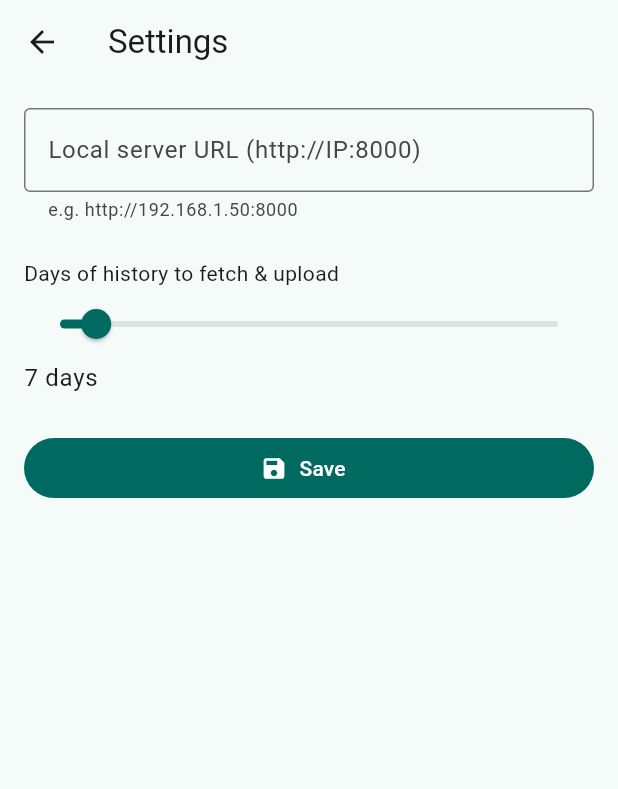
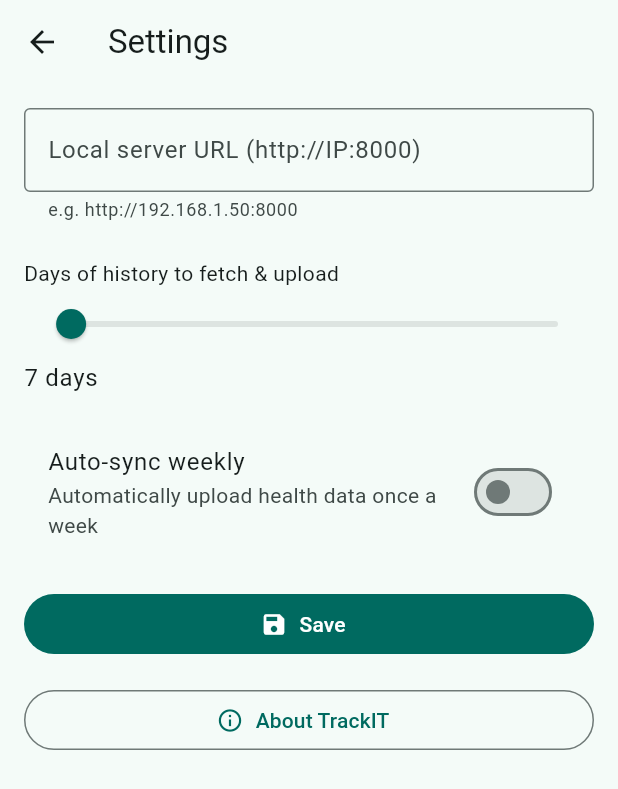
Before and after one commit to ikazreal21/TrackIT, a Flutter app: the screen it shows after launch, after a tap on "1. Grant access", after a tap on the "settings" icon, on a phone screen of 412 x 824 dp. Shown: the top 789 px of the screen. Run offline on Flutter 3.47's test engine with Material 3 defaults, Android fonts, the phone set to English and light mode, and no system bars; our stand-ins replace shared_preferences; missing offline and left inert: health, workmanager; statements that could not run were skipped.

Commit message:
feat: Enhance health data tracking and background sync functionality - Update minimum SDK version to 28 - Add necessary health permissions in AndroidManifest.xml - Change MainActivity to FlutterFragmentActivity for better integration - Initialize background sync service in main.dart - Implement health data authorization and status checks in home_screen.dart - Add auto-sync feature in settings_screen.dart with user feedback - Create BackgroundSyncService for scheduling data uploads - Update Dockerfile and docker-compose for server configuration - Add About screen with app information - Include health_connect_service and settings_service updates for new features

```diff
--- a/mobile/lib/main.dart
+++ b/mobile/lib/main.dart
@@ -1,8 +1,11 @@
 import 'package:flutter/material.dart';
 
 import 'screens/home_screen.dart';
+import 'services/background_sync_service.dart';
 
-void main() {
+void main() async {
+  WidgetsFlutterBinding.ensureInitialized();
+  await BackgroundSyncService.initialize();
   runApp(const TrackITApp());
 }
 
--- a/mobile/lib/screens/home_screen.dart
+++ b/mobile/lib/screens/home_screen.dart
@@ -32,23 +32,23 @@ class _HomeScreenState extends State<HomeScreen> {
   }
 
   Future<void> _checkSupport() async {
-    final supported = await _health.isSupported;
+    final (supported, status) = await _health.isSupported;
     setState(() {
       _status = supported
-          ? 'Health Connect supported. Grant permission to begin.'
-          : 'Health Connect is not available on this device.';
+          ? 'Health Connect supported ($status). Grant permission to begin.'
+          : 'Health Connect not available: $status';
     });
   }
 
   Future<void> _grant() async {
     setState(() => _loading = true);
-    final granted = await _health.requestAuthorization();
+    final (granted, message) = await _health.requestAuthorization();
     setState(() {
       _loading = false;
       _authorized = granted;
       _status = granted
           ? 'Access granted. Tap "Fetch stats".'
-          : 'Access denied or not supported.';
+          : 'Access denied or not supported: $message';
     });
   }
 
@@ -167,7 +167,7 @@ class _HomeScreenState extends State<HomeScreen> {
                       title: 'Distance (m)',
                       icon: Icons.map,
                       accent: Colors.blue,
-                      value: _summary('DISTANCE_WALKING_RUNNING'),
+                      value: _summary('DISTANCE_DELTA'),
                     ),
                     StatCard(
                       title: 'Calories (kcal)',
--- a/mobile/lib/screens/settings_screen.dart
+++ b/mobile/lib/screens/settings_screen.dart
@@ -1,6 +1,9 @@
 import 'package:flutter/material.dart';
 
+import '../services/background_sync_service.dart';
+import '../services/health_connect_service.dart';
 import '../services/settings_service.dart';
+import 'about_screen.dart';
 
 class SettingsScreen extends StatefulWidget {
   const SettingsScreen({super.key});
@@ -11,8 +14,11 @@ class SettingsScreen extends StatefulWidget {
 
 class _SettingsScreenState extends State<SettingsScreen> {
   final _settings = SettingsService();
+  final _health = HealthConnectService();
   late final TextEditingController _urlController;
   int _days = 7;
+  bool _autoSync = false;
+  bool _loading = false;
 
   @override
   void initState() {
@@ -24,10 +30,12 @@ class _SettingsScreenState extends State<SettingsScreen> {
   Future<void> _load() async {
     final url = await _settings.serverUrl;
     final days = await _settings.daysToFetch;
+    final autoSync = await _settings.autoSyncEnabled;
     if (mounted) {
       setState(() {
         _urlController.text = url ?? '';
         _days = days;
+        _autoSync = autoSync;
       });
     }
   }
@@ -38,12 +46,47 @@ class _SettingsScreenState extends State<SettingsScreen> {
     super.dispose();
   }
 
+  Future<void> _toggleAutoSync(bool enabled) async {
+    setState(() => _loading = true);
+
+    if (enabled) {
+      final (authorized, _) = await _health.requestAuthorization();
+      if (!authorized) {
+        if (mounted) {
+          ScaffoldMessenger.of(context).showSnackBar(
+            const SnackBar(content: Text('Health Connect permission required')),
+          );
+        }
+        setState(() => _loading = false);
+        return;
+      }
+      await BackgroundSyncService.scheduleWeekly();
+    } else {
+      await BackgroundSyncService.cancelAll();
+    }
+
+    await _settings.setAutoSyncEnabled(enabled);
+    if (mounted) {
+      setState(() {
+        _autoSync = enabled;
+        _loading = false;
+      });
+    }
+  }
+
   Future<void> _save() async {
+    setState(() => _loading = true);
     final raw = _urlController.text.trim();
     final url = raw.isEmpty ? raw : raw.replaceAll(RegExp(r'/+$'), '');
     await _settings.setServerUrl(url);
     await _settings.setDaysToFetch(_days);
+
+    if (_autoSync) {
+      await BackgroundSyncService.scheduleWeekly();
+    }
+
     if (mounted) {
+      setState(() => _loading = false);
       ScaffoldMessenger.of(context).showSnackBar(
         const SnackBar(content: Text('Settings saved')),
       );
@@ -52,6 +95,8 @@ class _SettingsScreenState extends State<SettingsScreen> {
 
   @override
   Widget build(BuildContext context) {
+    final theme = Theme.of(context);
+
     return Scaffold(
       appBar: AppBar(title: const Text('Settings')),
       body: ListView(
@@ -71,18 +116,39 @@ class _SettingsScreenState extends State<SettingsScreen> {
           Slider(
             value: _days.toDouble(),
             min: 1,
-            max: 90,
-            divisions: 89,
+            max: 365,
+            divisions: 364,
             label: '$_days days',
             onChanged: (v) => setState(() => _days = v.round()),
           ),
-          Text('$_days days', style: Theme.of(context).textTheme.bodyLarge),
+          Text('$_days days', style: theme.textTheme.bodyLarge),
+          const SizedBox(height: 24),
+          SwitchListTile(
+            title: const Text('Auto-sync weekly'),
+            subtitle: const Text('Automatically upload health data once a week'),
+            value: _autoSync,
+            onChanged: _loading ? null : _toggleAutoSync,
+          ),
           const SizedBox(height: 24),
           FilledButton.icon(
-            onPressed: _save,
+            onPressed: _loading ? null : _save,
             icon: const Icon(Icons.save),
             label: const Text('Save'),
           ),
+          const SizedBox(height: 16),
+          OutlinedButton.icon(
+            onPressed: () => Navigator.push(
+              context,
+              MaterialPageRoute(builder: (_) => const AboutScreen()),
+            ),
+            icon: const Icon(Icons.info_outline),
+            label: const Text('About TrackIT'),
+          ),
+          if (_loading)
+            const Padding(
+              padding: EdgeInsets.only(top: 24),
+              child: Center(child: CircularProgressIndicator()),
+            ),
         ],
       ),
     );
--- /dev/null
+++ b/mobile/lib/services/background_sync_service.dart
@@ -0,0 +1,89 @@
+import 'dart:developer';
+
+import 'package:workmanager/workmanager.dart';
+
+import 'api_service.dart';
+import 'health_connect_service.dart';
+import 'settings_service.dart';
+
+const String weeklySyncTask = 'trackit.weeklySync';
+const String dailySyncTask = 'trackit.dailySync';
+
+@pragma('vm:entry-point')
+void callbackDispatcher() {
+  Workmanager().executeTask((task, inputData) async {
+    log('Background sync task started: $task');
+
+    try {
+      final settings = SettingsService();
+      final url = await settings.serverUrl;
+      final days = await settings.daysToFetch;
+      final autoSync = await settings.autoSyncEnabled;
+
+      if (!autoSync || url == null || url.isEmpty) {
+        log('Auto sync disabled or no server URL configured');
+        return Future.value(true);
+      }
+
+      final health = HealthConnectService();
+      final records = await health.fetchLastNDays(days);
+      log('Fetched ${records.length} records in background');
+
+      if (records.isEmpty) {
+        return Future.value(true);
+      }
+
+      final api = ApiService(baseUrl: url);
+      final created = await api.uploadRecords(records);
+      log('Uploaded $created records in background');
+
+      return Future.value(true);
+    } catch (e, stack) {
+      log('Background sync failed: $e', stackTrace: stack);
+      return Future.value(false);
+    }
+  });
+}
+
+class BackgroundSyncService {
+  static Future<void> initialize() async {
+    await Workmanager().initialize(callbackDispatcher, isInDebugMode: false);
+  }
+
+  static Future<void> scheduleWeekly() async {
+    await Workmanager().registerPeriodicTask(
+      weeklySyncTask,
+      weeklySyncTask,
+      frequency: const Duration(days: 7),
+      constraints: Constraints(networkType: NetworkType.connected),
+      existingWorkPolicy: ExistingWorkPolicy.replace,
+    );
+    log('Weekly background sync scheduled');
+  }
+
+  static Future<void> scheduleDaily() async {
+    await Workmanager().registerPeriodicTask(
+      dailySyncTask,
+      dailySyncTask,
+      frequency: const Duration(days: 1),
+      constraints: Constraints(networkType: NetworkType.connected),
+      existingWorkPolicy: ExistingWorkPolicy.replace,
+    );
+    log('Daily background sync scheduled');
+  }
+
+  static Future<void> cancelAll() async {
+    await Workmanager().cancelAll();
+    log('Background sync cancelled');
+  }
+
+  static Future<void> runOneTimeTest() async {
+    await Workmanager().registerOneOffTask(
+      'trackit.testSync',
+      dailySyncTask,
+      constraints: Constraints(networkType: NetworkType.connected),
+      existingWorkPolicy: ExistingWorkPolicy.replace,
+    );
+    log('One-time background sync test scheduled');
+  }
+}
--- a/mobile/lib/services/health_connect_service.dart
+++ b/mobile/lib/services/health_connect_service.dart
@@ -4,41 +4,47 @@ import '../models/health_data.dart';
 
 class HealthConnectService {
   final Health _health = Health();
-  bool _configured = false;
+  bool _isConfigured = false;
 
   static const List<HealthDataType> _types = [
     HealthDataType.STEPS,
     HealthDataType.HEART_RATE,
     HealthDataType.WEIGHT,
     HealthDataType.SLEEP_SESSION,
-    HealthDataType.DISTANCE_WALKING_RUNNING,
+    HealthDataType.DISTANCE_DELTA,
     HealthDataType.ACTIVE_ENERGY_BURNED,
     HealthDataType.HEIGHT,
   ];
 
-  Future<void> _ensureConfigured() async {
-    if (!_configured) {
+  Future<void> _configure() async {
+    if (!_isConfigured) {
       await _health.configure();
-      _configured = true;
+      _isConfigured = true;
     }
   }
 
-  Future<bool> get isSupported async {
+  Future<(bool, String)> get isSupported async {
     try {
-      await _ensureConfigured();
-      return true;
-    } catch (_) {
-      return false;
+      await _configure();
+      final status = await _health.getHealthConnectSdkStatus();
+      final statusStr = status?.name ?? 'unknown';
+      return (status == HealthConnectSdkStatus.sdkAvailable, statusStr);
+    } catch (e) {
+      return (false, e.toString());
     }
   }
 
-  Future<bool> requestAuthorization() async {
+  Future<(bool, String)> requestAuthorization() async {
     try {
-      await _ensureConfigured();
-      final authorized = await _health.requestAuthorization(_types);
-      return authorized;
-    } catch (_) {
-      return false;
+      await _configure();
+      final permissions = List.filled(_types.length, HealthDataAccess.READ);
+      final authorized = await _health.requestAuthorization(
+        _types,
+        permissions: permissions,
+      );
+      return (authorized, authorized ? 'ok' : 'denied by user');
+    } catch (e) {
+      return (false, e.toString());
     }
   }
 
@@ -46,7 +52,6 @@ class HealthConnectService {
     required DateTime from,
     required DateTime to,
   }) async {
-    await _ensureConfigured();
     final records = <HealthRecord>[];
 
     for (final type in _types) {
--- a/mobile/lib/services/settings_service.dart
+++ b/mobile/lib/services/settings_service.dart
@@ -4,6 +4,7 @@ import 'package:shared_preferences/shared_preferences.dart';
 class SettingsService {
   static const _serverUrlKey = 'server_url';
   static const _daysKey = 'days_to_fetch';
+  static const _autoSyncKey = 'auto_sync_enabled';
 
   Future<String?> get serverUrl async {
     final prefs = await SharedPreferences.getInstance();
@@ -24,4 +25,14 @@ class SettingsService {
     final prefs = await SharedPreferences.getInstance();
     await prefs.setInt(_daysKey, days);
   }
+
+  Future<bool> get autoSyncEnabled async {
+    final prefs = await SharedPreferences.getInstance();
+    return prefs.getBool(_autoSyncKey) ?? false;
+  }
+
+  Future<void> setAutoSyncEnabled(bool enabled) async {
+    final prefs = await SharedPreferences.getInstance();
+    await prefs.setBool(_autoSyncKey, enabled);
+  }
 }
--- a/mobile/pubspec.yaml
+++ b/mobile/pubspec.yaml
@@ -13,6 +13,7 @@ dependencies:
   http: ^1.2.0
   shared_preferences: ^2.3.0
   intl: ^0.19.0
+  workmanager: ^0.5.2
 
 dev_dependencies:
   flutter_test:
```
Also changed, not shown: mobile/lib/screens/about_screen.dart (added, +117 -0 lines), 6 other files.
